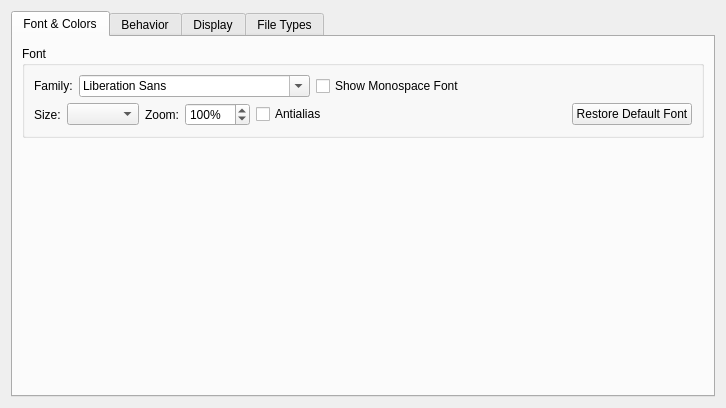
Old version of the form liteidex/src/plugins/liteeditor/liteeditoroption.ui in the repository mowangshuying/LiteideX.
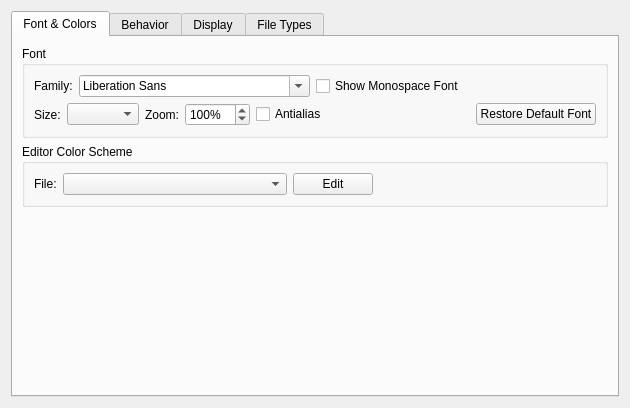
New version of the form. The open tabs and pages were chosen to show the change.

The edit to the form file:
```diff
--- a/liteidex/src/plugins/liteeditor/liteeditoroption.ui
+++ b/liteidex/src/plugins/liteeditor/liteeditoroption.ui
@@ -6,8 +6,8 @@
    <rect>
     <x>0</x>
     <y>0</y>
-    <width>726</width>
-    <height>389</height>
+    <width>630</width>
+    <height>390</height>
    </rect>
   </property>
   <property name="windowTitle">
@@ -23,7 +23,7 @@
       <attribute name="title">
        <string>Font &amp;&amp; Colors</string>
       </attribute>
-      <layout class="QVBoxLayout" name="verticalLayout_3" stretch="0,1">
+      <layout class="QVBoxLayout" name="verticalLayout_3">
        <item>
         <widget class="QGroupBox" name="groupBox">
          <property name="title">
@@ -144,6 +144,56 @@
          </layout>
         </widget>
        </item>
+       <item>
+        <widget class="QGroupBox" name="groupBox_2">
+         <property name="title">
+          <string>Editor Color Scheme</string>
+         </property>
+         <layout class="QVBoxLayout" name="verticalLayout_9">
+          <item>
+           <layout class="QHBoxLayout" name="horizontalLayout_2">
+            <item>
+             <widget class="QLabel" name="label_3">
+              <property name="text">
+               <string>File:</string>
+              </property>
+             </widget>
+            </item>
+            <item>
+             <widget class="QComboBox" name="styleComboBox">
+              <property name="sizePolicy">
+               <sizepolicy hsizetype="Expanding" vsizetype="Fixed">
+                <horstretch>0</horstretch>
+                <verstretch>0</verstretch>
+               </sizepolicy>
+              </property>
+             </widget>
+            </item>
+            <item>
+             <widget class="QPushButton" name="editPushButton">
+              <property name="text">
+               <string>Edit</string>
+              </property>
+             </widget>
+            </item>
+            <item>
+             <spacer name="horizontalSpacer_2">
+              <property name="orientation">
+               <enum>Qt::Horizontal</enum>
+              </property>
+              <property name="sizeHint" stdset="0">
+               <size>
+                <width>37</width>
+                <height>17</height>
+               </size>
+              </property>
+             </spacer>
+            </item>
+           </layout>
+          </item>
+         </layout>
+        </widget>
+       </item>
        <item>
         <spacer name="verticalSpacer">
          <property name="orientation">
```
Left out of the diff: 22 changed lines with no effect on the pictures.
